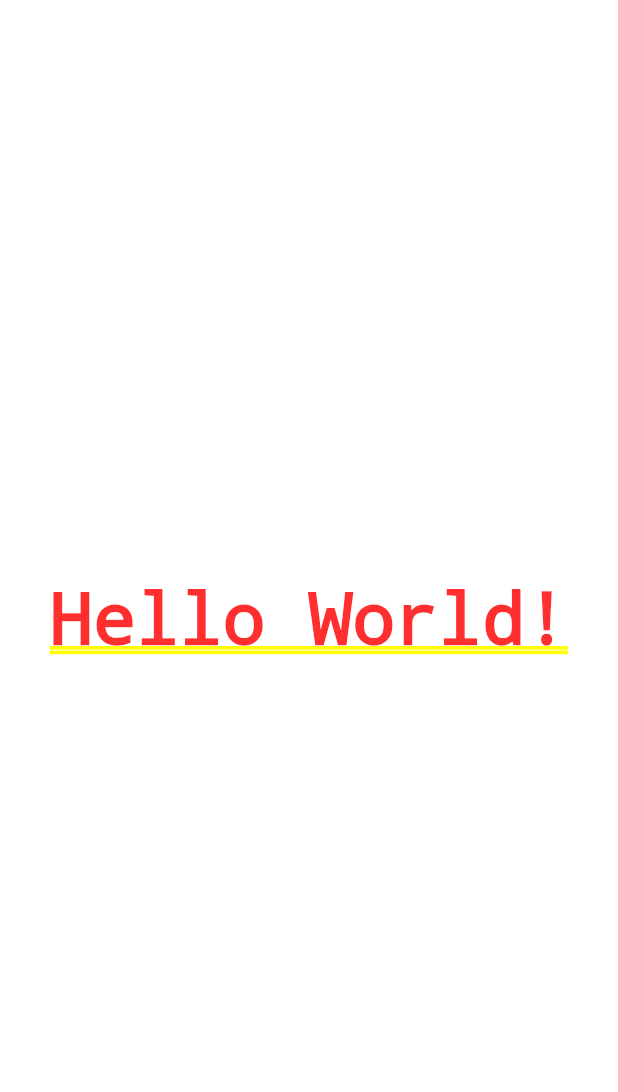
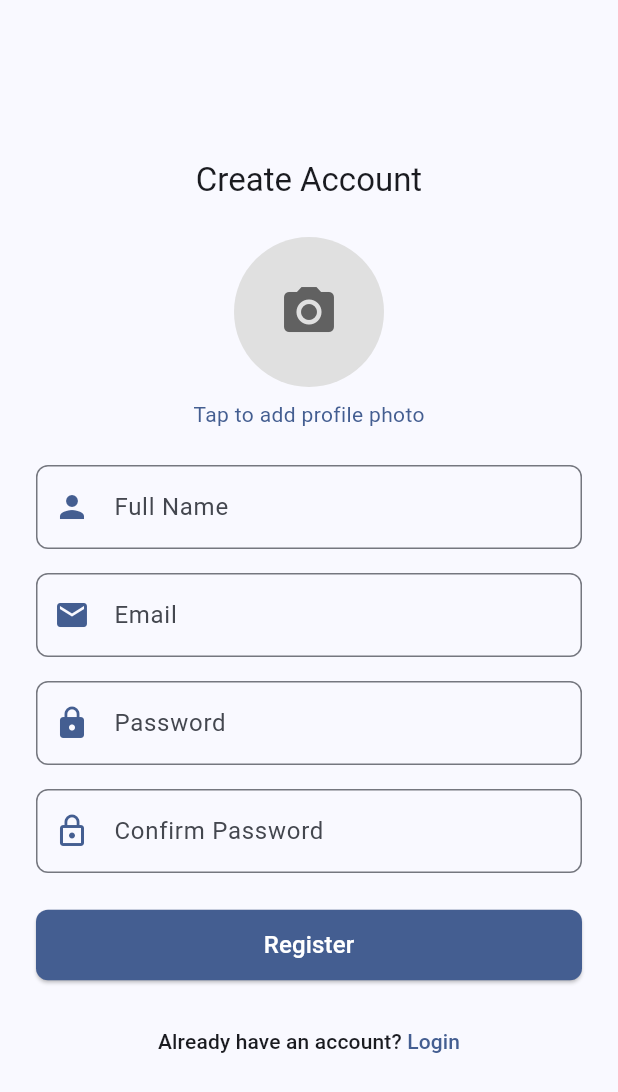
Before and after one commit to kesava-code/flutter_firebase_task, a Flutter app: the screen it shows after launch, on a phone screen of 412 x 824 dp. Shown: the top 1092 px of the screen. Run offline on Flutter 3.47's test engine with Material 3 defaults, Android fonts, the phone set to English and light mode, and no system bars; our stand-ins replace cloud_firestore, firebase_auth, firebase_core, firebase_storage, image_picker; accounts and stored records are empty.

Commit message:
Provider and Authentication service setup , Register Screen UI without Firestorage Implementation

```diff
--- a/lib/main.dart
+++ b/lib/main.dart
@@ -1,6 +1,14 @@
+import 'package:firebase_core/firebase_core.dart';
 import 'package:flutter/material.dart';
+import 'package:flutter_firebase_task/providers/auth_provider.dart';
+import 'package:flutter_firebase_task/screens/home_screen.dart';
+import 'package:flutter_firebase_task/screens/login_screen.dart';
+import 'package:flutter_firebase_task/screens/register_screen.dart';
+import 'package:provider/provider.dart';
 
-void main() {
+void main() async {
+  WidgetsFlutterBinding.ensureInitialized();
+  await Firebase.initializeApp();
   runApp(const MyApp());
 }
 
@@ -10,7 +18,16 @@ class MyApp extends StatelessWidget {
   // This widget is the root of your application.
   @override
   Widget build(BuildContext context) {
-    return MaterialApp(
+    return MultiProvider(
+      providers: [ChangeNotifierProvider(create: (_) => AuthProvider())],
+
+      child: MaterialApp(
+        routes: {
+          LoginScreen.routeName: (ctx) => const LoginScreen(),
+          RegisterScreen.routeName: (ctx) => const RegisterScreen(),
+          HomeScreen.routeName: (ctx) => const HomeScreen(),
+        },
+        debugShowCheckedModeBanner: false,
         title: 'Flutter Sample Task',
         theme: ThemeData(
           // This is the theme of your application.
@@ -28,9 +45,10 @@ class MyApp extends StatelessWidget {
           //
           // This works for code too, not just values: Most code changes can be
           // tested with just a hot reload.
-        colorScheme: ColorScheme.fromSeed(seedColor: Colors.deepOrange),
+          colorScheme: ColorScheme.fromSeed(seedColor: Colors.blueAccent),
         ),
-      home: const Center(child: Text("Hello World!")),
+        home: RegisterScreen(),
+      ),
     );
   }
 }
--- /dev/null
+++ b/lib/providers/auth_provider.dart
@@ -0,0 +1,147 @@
+// This file defines the AuthProvider class, which manages user authentication
+// (registration, login, logout) using Firebase Auth. It also handles storing
+// user details in Cloud Firestore and profile image uploads to Firebase Storage.
+// It utilizes ChangeNotifier to update the UI based on authentication state,
+// loading status, and error messages.
+import 'package:flutter/material.dart';
+import 'package:firebase_auth/firebase_auth.dart';
+import 'package:cloud_firestore/cloud_firestore.dart';
+import 'package:image_picker/image_picker.dart';
+import 'dart:io';
+import 'package:firebase_storage/firebase_storage.dart';
+
+class AuthProvider extends ChangeNotifier {
+  // Firebase User object.
+  User? _user;
+  // Getter for the user object.
+  User? get user => _user;
+
+  // Stores error messages.
+  String? _errorMessage;
+  // Getter for error messages.
+  String? get errorMessage => _errorMessage;
+
+  // Tracks loading state for async operations.
+  bool _isLoading = false;
+  // Getter for loading state.
+  bool get isLoading => _isLoading;
+
+  final FirebaseAuth _auth = FirebaseAuth.instance;
+  final FirebaseFirestore _firestore = FirebaseFirestore.instance;
+  final FirebaseStorage _storage = FirebaseStorage.instance;
+
+  // Constructor: Listens for authentication state changes.
+  AuthProvider() {
+    _auth.authStateChanges().listen((User? newUser) {
+      _user = newUser; // Update user state.
+      _errorMessage = null; // Clear errors on auth change.
+      notifyListeners(); // Notify listeners.
+    });
+  }
+
+  // Registers a new user.
+  Future<bool> register(
+    String name,
+    String email,
+    String password,
+    XFile? profileImage,
+  ) async {
+    _isLoading = true;
+    _errorMessage = null;
+    notifyListeners();
+    if (profileImage == null) {
+      _isLoading = false;
+      _errorMessage = "Please Select Profile Photo";
+      return false;
+    }
+
+    try {
+      UserCredential userCredential = await _auth
+          .createUserWithEmailAndPassword(email: email, password: password);
+      _user = userCredential.user;
+
+      String? profileImageUrl;
+      // If a profile image is provided, upload it.
+      if (_user != null) {
+        final Reference storageRef = _storage.ref().child(
+          'users/${_user!.uid}/profile.jpg',
+        );
+        await storageRef.putFile(File(profileImage.path));
+        profileImageUrl = await storageRef.getDownloadURL();
+      }
+
+      // Store additional user info in Firestore.
+      if (_user != null) {
+        await _firestore.collection('users').doc(_user!.uid).set({
+          'uid': _user!.uid,
+          'name': name,
+          'email': email,
+          'profileImageUrl': profileImageUrl, // Null if no image.
+          'createdAt': FieldValue.serverTimestamp(), // Timestamp of creation.
+        });
+      }
+      _isLoading = false;
+      notifyListeners();
+      return true;
+    } on FirebaseAuthException catch (e) {
+      // Handle Firebase authentication errors.
+      _errorMessage = e.message;
+      _isLoading = false;
+      notifyListeners();
+      return false;
+    } catch (e) {
+      // Handle other errors.
+      _errorMessage = "An unexpected error occurred: ${e.toString()}";
+      _isLoading = false;
+      notifyListeners();
+      return false;
+    }
+  }
+
+  // Logs in an existing user.
+  Future<bool> login(String email, String password) async {
+    _isLoading = true;
+    _errorMessage = null;
+    notifyListeners();
+
+    try {
+      await _auth.signInWithEmailAndPassword(email: email, password: password);
+      // authStateChanges listener updates _user.
+      _isLoading = false;
+      notifyListeners(); // Notify for isLoading state change.
+      return true;
+    } on FirebaseAuthException catch (e) {
+      // Handle Firebase authentication errors.
+      _errorMessage = e.message;
+      _isLoading = false;
+      notifyListeners();
+      return false;
+    } catch (e) {
+      // Handle other errors.
+      _errorMessage = "An unexpected error occurred: ${e.toString()}";
+      _isLoading = false;
+      notifyListeners();
+      return false;
+    }
+  }
+
+  // Logs out the current user.
+  Future<void> logout() async {
+    _isLoading = true; // Optional: show loading during logout.
+    notifyListeners();
+    await _auth.signOut();
+    // authStateChanges listener will update _user to null.
+    _user = null; // Explicitly set for immediate UI effect if needed.
+    _isLoading = false;
+    _errorMessage = null; // Clear errors on logout.
+    notifyListeners(); // Update UI.
+  }
+
+  // Helper to clear error messages.
+  void clearErrorMessage() {
+    if (_errorMessage != null) {
+      _errorMessage = null;
+      notifyListeners();
+    }
+  }
+}
--- /dev/null
+++ b/lib/screens/register_screen.dart
@@ -0,0 +1,330 @@
+// lib/screens/register_screen.dart
+// This file defines the RegisterScreen widget, a StatefulWidget that provides
+// the UI for new user registration. It includes fields for name, email, password,
+// profile image selection, and uses AuthProvider for registration logic.
+// Handles form validation, displays loading/error states, and navigates
+// to HomeScreen on success or allows navigation back to the LoginScreen.
+import 'package:flutter/material.dart';
+import 'package:provider/provider.dart';
+import 'package:image_picker/image_picker.dart';
+import 'dart:io'; // For File type
+import '../providers/auth_provider.dart';
+import 'home_screen.dart';
+import 'login_screen.dart';
+
+class RegisterScreen extends StatefulWidget {
+  static const routeName = '/register'; // Route name for navigation.
+  const RegisterScreen({super.key});
+
+  @override
+  _RegisterScreenState createState() => _RegisterScreenState();
+}
+
+class _RegisterScreenState extends State<RegisterScreen> {
+  // Controllers for text input fields.
+  final _nameController = TextEditingController();
+  final _emailController = TextEditingController();
+  final _passwordController = TextEditingController();
+  final _confirmPasswordController =
+      TextEditingController(); // For password confirmation.
+  final _formKey = GlobalKey<FormState>(); // Key for form validation.
+
+  // Holds the selected profile image file.
+  XFile? _profileImage;
+  final ImagePicker _picker = ImagePicker(); // Instance for picking images.
+
+  // Opens image gallery to pick a profile image.
+  Future<void> _pickImage() async {
+    try {
+      final XFile? image = await _picker.pickImage(
+        source: ImageSource.gallery,
+        imageQuality: 50, // Optional: Compress image.
+        maxWidth: 800, // Optional: Resize image.
+      );
+      if (image != null) {
+        setState(() {
+          _profileImage = image;
+        });
+      }
+    } catch (e) {
+      // Handle errors during image picking (e.g., permissions).
+      if (mounted) {
+        ScaffoldMessenger.of(context).showSnackBar(
+          SnackBar(content: Text('Failed to pick image: ${e.toString()}')),
+        );
+      }
+    }
+  }
+
+  // Handles the user registration process.
+  void _register(BuildContext context) async {
+    // Clear any previous error messages from AuthProvider.
+    Provider.of<AuthProvider>(context, listen: false).clearErrorMessage();
+
+    // Validate the form. If invalid, do not proceed.
+    if (!(_formKey.currentState?.validate() ?? false)) {
+      return;
+    }
+
+    final authProvider = Provider.of<AuthProvider>(context, listen: false);
+    // Trim whitespace from input values.
+    final name = _nameController.text.trim();
+    final email = _emailController.text.trim();
+    final password = _passwordController.text.trim();
+
+    bool success = await authProvider.register(
+      name,
+      email,
+      password,
+      _profileImage,
+    );
+
+    if (success) {
+      // Navigate to HomeScreen on successful registration.
+      if (mounted) {
+        Navigator.pushReplacementNamed(context, HomeScreen.routeName);
+      }
+    } else {
+      // Show error message if registration fails.
+      if (mounted && authProvider.errorMessage != null) {
+        ScaffoldMessenger.of(context).showSnackBar(
+          SnackBar(
+            content: Text(
+              authProvider.errorMessage ??
+                  'Registration failed. Please try again.',
+            ),
+            backgroundColor: Colors.red,
+          ),
+        );
+      }
+    }
+  }
+
+  @override
+  void dispose() {
+    // Dispose controllers to free resources.
+    _nameController.dispose();
+    _emailController.dispose();
+    _passwordController.dispose();
+    _confirmPasswordController.dispose();
+    super.dispose();
+  }
+
+  @override
+  Widget build(BuildContext context) {
+    final authProvider = Provider.of<AuthProvider>(context);
+
+    return Scaffold(
+      body: Center(
+        // Center the form content.
+        child: SingleChildScrollView(
+          padding: const EdgeInsets.all(24.0), // Add padding around the form.
+          child: Form(
+            key: _formKey,
+            child: Column(
+              mainAxisAlignment: MainAxisAlignment.center,
+              crossAxisAlignment:
+                  CrossAxisAlignment
+                      .stretch, // Make buttons stretch to full width.
+              children: [
+                Text(
+                  'Create Account',
+                  style: Theme.of(context).textTheme.titleLarge,
+                  textAlign: TextAlign.center,
+                ),
+                const SizedBox(height: 24),
+                // Profile Image Picker UI.
+                Center(
+                  child: GestureDetector(
+                    onTap: _pickImage,
+                    child: CircleAvatar(
+                      radius: 50,
+                      backgroundColor: Colors.grey[300],
+                      backgroundImage:
+                          _profileImage != null
+                              ? FileImage(File(_profileImage!.path))
+                              : null,
+                      child:
+                          _profileImage == null
+                              ? Icon(
+                                Icons.camera_alt,
+                                size: 40,
+                                color: Colors.grey[700],
+                              )
+                              : null,
+                    ),
+                  ),
+                ),
+                const SizedBox(height: 8),
+                Center(
+                  child: Text(
+                    _profileImage == null
+                        ? 'Tap to add profile photo'
+                        : 'Change photo',
+                    style: TextStyle(color: Theme.of(context).primaryColor),
+                  ),
+                ),
+                const SizedBox(height: 24),
+                TextFormField(
+                  controller: _nameController,
+                  decoration: InputDecoration(
+                    prefixIconColor: Theme.of(context).primaryColor,
+                    labelText: 'Full Name',
+                    hintText: 'Enter your full name',
+                    prefixIcon: const Icon(Icons.person),
+                    border: OutlineInputBorder(
+                      borderRadius: BorderRadius.circular(8.0),
+                    ),
+                  ),
+                  validator: (value) {
+                    if (value == null || value.trim().isEmpty) {
+                      return 'Please enter your name.';
+                    }
+                    return null;
+                  },
+                ),
+                const SizedBox(height: 16),
+                TextFormField(
+                  controller: _emailController,
+                  keyboardType: TextInputType.emailAddress,
+                  decoration: InputDecoration(
+                    prefixIconColor: Theme.of(context).primaryColor,
+                    labelText: 'Email',
+                    hintText: 'Enter your email',
+                    prefixIcon: const Icon(Icons.email),
+                    border: OutlineInputBorder(
+                      borderRadius: BorderRadius.circular(8.0),
+                    ),
+                  ),
+                  validator: (value) {
+                    if (value == null || value.trim().isEmpty) {
+                      return 'Please enter your email.';
+                    }
+                    if (!value.contains('@') || !value.contains('.')) {
+                      return 'Please enter a valid email address.';
+                    }
+                    // More sophisticated email validation could be added here.
+                    return null;
+                  },
+                ),
+                const SizedBox(height: 16),
+                TextFormField(
+                  controller: _passwordController,
+                  obscureText: true,
+                  decoration: InputDecoration(
+                    prefixIconColor: Theme.of(context).primaryColor,
+                    labelText: 'Password',
+                    hintText: 'Enter your password',
+                    prefixIcon: const Icon(Icons.lock),
+                    border: OutlineInputBorder(
+                      borderRadius: BorderRadius.circular(8.0),
+                    ),
+                  ),
+                  validator: (value) {
+                    if (value == null || value.trim().isEmpty) {
+                      return 'Please enter a password.';
+                    }
+                    if (value.length < 6) {
+                      return 'Password must be at least 6 characters long.';
+                    }
+                    return null;
+                  },
+                ),
+                const SizedBox(height: 16),
+                TextFormField(
+                  controller: _confirmPasswordController,
+                  obscureText: true,
+                  decoration: InputDecoration(
+                    prefixIconColor: Theme.of(context).primaryColor,
+                    labelText: 'Confirm Password',
+                    hintText: 'Re-enter your password',
+                    prefixIcon: const Icon(Icons.lock_outline),
+                    border: OutlineInputBorder(
+                      borderRadius: BorderRadius.circular(8.0),
+                    ),
+                  ),
+                  validator: (value) {
+                    if (value == null || value.trim().isEmpty) {
+                      return 'Please confirm your password.';
+                    }
+                    if (value != _passwordController.text) {
+                      return 'Passwords do not match.';
+                    }
+                    return null;
+                  },
+                ),
+                const SizedBox(height: 24),
+                ElevatedButton(
+                  style: ElevatedButton.styleFrom(
+                    backgroundColor: Theme.of(context).colorScheme.primary,
+                    padding: const EdgeInsets.symmetric(vertical: 12),
+                    shape: RoundedRectangleBorder(
+                      borderRadius: BorderRadius.circular(8.0),
+                    ),
+                  ),
+                  onPressed:
+                      authProvider.isLoading ? null : () => _register(context),
+                  child:
+                      authProvider.isLoading
+                          ? SizedBox(
+                            height: 20,
+                            width: 20,
+                            child: CircularProgressIndicator(
+                              strokeWidth: 2,
+                              color: Theme.of(context).colorScheme.onPrimary,
+                            ),
+                          )
+                          : Text(
+                            'Register',
+                            style: TextStyle(
+                              fontSize: 16,
+                              color: Theme.of(context).colorScheme.onPrimary,
+                            ),
+                          ),
+                ),
+                const SizedBox(height: 16),
+                TextButton(
+                  onPressed:
+                      authProvider.isLoading
+                          ? null
+                          : () {
+                            // Navigate back to the LoginScreen.
+                            Navigator.pushReplacementNamed(
+                              context,
+                              LoginScreen.routeName,
+                            );
+                          },
+                  child: Row(
+                    mainAxisSize: MainAxisSize.max,
+                    mainAxisAlignment: MainAxisAlignment.center,
+                    children: [
+                      Text(
+                        'Already have an account?',
+                        style: Theme.of(context).textTheme.titleSmall,
+                      ),
+                      Text(' Login'),
+                    ],
+                  ),
+                ),
+                // Display error message from AuthProvider, if any, and not loading.
+                // if (authProvider.errorMessage != null &&
+                //     `!authProvider.isLoading)
+                //   Padding(
+                //     padding: const EdgeInsets.only(top: 16.0),
+                //     child: Text(
+                //       authProvider.errorMessage!,
+                //       style: const TextStyle(
+                //         color: Colors.red,
+                //         fontWeight: FontWeight.bold,
+                //       ),
+                //       textAlign: TextAlign.center,
+                //     ),
+                //   ),
+              ],
+            ),
+          ),
+        ),
+      ),
+    );
+  }
+}
--- a/pubspec.yaml
+++ b/pubspec.yaml
@@ -35,6 +35,11 @@ dependencies:
   # Use with the CupertinoIcons class for iOS style icons.
   cupertino_icons: ^1.0.8
   firebase_core: ^3.13.0
+  firebase_auth: ^5.5.3
+  cloud_firestore: ^5.6.7
+  firebase_storage: ^12.4.5
+  image_picker: ^1.1.2
+  provider: ^6.1.5
 
 dev_dependencies:
   flutter_test:
```
Also changed, not shown: lib/screens/home_screen.dart (added, +11 -0 lines), lib/screens/login_screen.dart (added, +11 -0 lines), pubspec.lock, 6 other files. Lines whose indentation alone changed are shown as unchanged.
